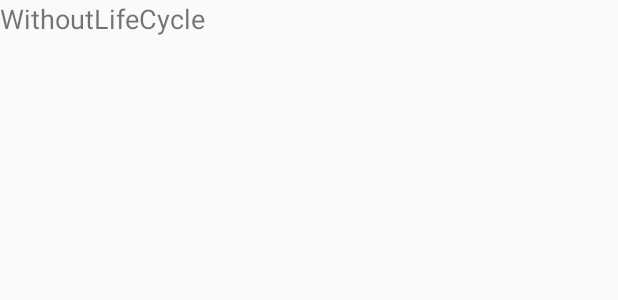
After one commit to huangyuanlove/JetpackSimple, an Android app: the layout fragment_lifecycle.xml on its own in the app's theme, with its tools: preview values and no code run, on a phone screen of 412 x 824 dp. The commit adds this screen. Shown: the top 300 px of the screen. Run offline under Robolectric (Android 15) with nearby library versions, the phone set to English and light mode, and no system bars.

Commit message:
ViewModel

```diff
--- a/app/src/main/java/com/huangyuanlove/androidjetpack/architecture/lifecycles/LifecycleObserverActivity.java
+++ b/app/src/main/java/com/huangyuanlove/androidjetpack/architecture/lifecycles/LifecycleObserverActivity.java
@@ -12,6 +12,6 @@ public class LifecycleObserverActivity extends AppCompatActivity {
     protected void onCreate(Bundle savedInstanceState) {
         super.onCreate(savedInstanceState);
         setContentView(R.layout.activity_lifecycle_observer);
-        getLifecycle().addObserver(new MyLifecycleObserver());
+        getLifecycle().addObserver(new MyLifecycleObserver("Activity"));
     }
 }
--- /dev/null
+++ b/app/src/main/res/layout/fragment_lifecycle.xml
@@ -0,0 +1,12 @@
+<?xml version="1.0" encoding="utf-8"?>
+<LinearLayout xmlns:android="http://schemas.android.com/apk/res/android"
+    android:orientation="vertical" android:layout_width="match_parent"
+    android:layout_height="match_parent">
+    <TextView
+        android:textSize="18dp"
+        android:text="WithoutLifeCycle"
+        android:id="@+id/without_lifecycle"
+        android:layout_width="wrap_content"
+        android:layout_height="wrap_content" />
+
+</LinearLayout>
```
Also changed, not shown: app/src/main/AndroidManifest.xml (+5 -3 lines), app/src/main/java/com/huangyuanlove/androidjetpack/architecture/lifecycles/LifecycleObserverFragment.java (added, +38 -0 lines), app/src/main/java/com/huangyuanlove/androidjetpack/architecture/lifecycles/MyLifecycleObserver.java (+12 -6 lines), app/src/main/java/com/huangyuanlove/androidjetpack/architecture/lifecycles/WithoutLifeCycleActivity.java (added, +40 -0 lines), app/src/main/java/com/huangyuanlove/androidjetpack/architecture/viewmodel/UserViewModel.java (+10 -0 lines), app/src/main/java/com/huangyuanlove/androidjetpack/architecture/viewmodel/ViewModelActivity.java (+11 -0 lines), app/src/main/java/com/huangyuanlove/androidjetpack/architecture/viewmodel/ViewModelFragmentA.java (+11 -2 lines), app/src/main/java/com/huangyuanlove/androidjetpack/architecture/viewmodel/ViewModelFragmentB.java (+9 -0 lines), app/src/main/res/layout/activity_lifecycle_observer.xml (+7 -2 lines), app/src/main/res/layout/activity_without_life_cycle.xml (added, +9 -0 lines), 2 other files.
